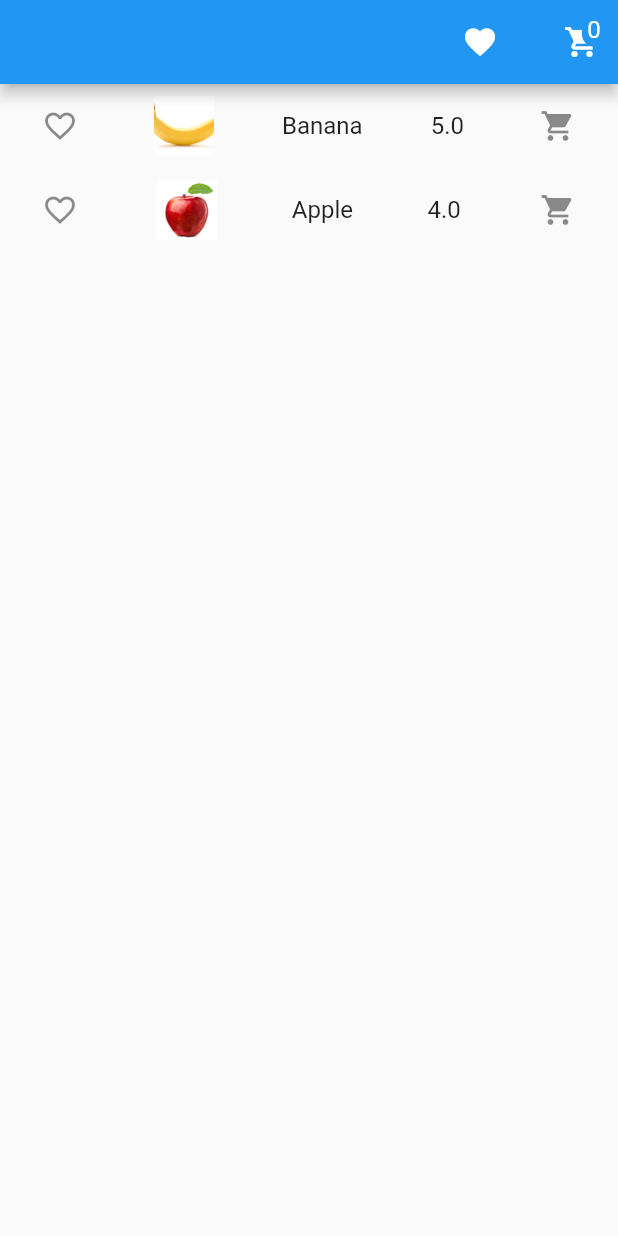
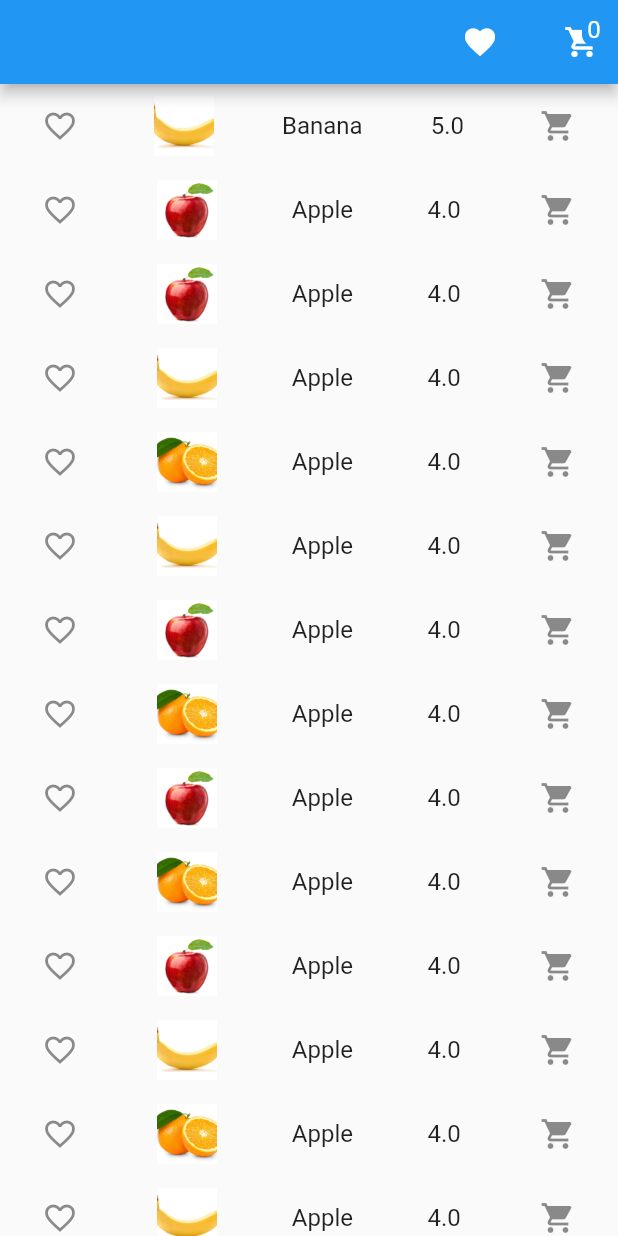
Before and after one commit to ohadsahar/flutter-shop-app-state-management, a Flutter app: the screen it shows after launch, on a phone screen of 412 x 824 dp. Run offline on Flutter 3.47's test engine with Material 2 defaults, Android fonts, the phone set to English and light mode, and no system bars.

Commit message:
added more fruits

```diff
--- a/lib/providers/product-provider.dart
+++ b/lib/providers/product-provider.dart
@@ -15,6 +15,246 @@ class ProductsProvider extends ChangeNotifier {
       productImage: 'assets/images/apple.jpg',
       productPrice: 4,
     ),
+    ProductModel(
+      id: '3',
+      productName: 'Apple',
+      productImage: 'assets/images/apple.jpg',
+      productPrice: 4,
+    ),
+    ProductModel(
+      id: '4',
+      productName: 'Apple',
+      productImage: 'assets/images/banana.jpg',
+      productPrice: 4,
+    ),
+    ProductModel(
+      id: '5',
+      productName: 'Apple',
+      productImage: 'assets/images/orange.jpg',
+      productPrice: 4,
+    ),
+    ProductModel(
+      id: '6',
+      productName: 'Apple',
+      productImage: 'assets/images/banana.jpg',
+      productPrice: 4,
+    ),
+    ProductModel(
+      id: '7',
+      productName: 'Apple',
+      productImage: 'assets/images/apple.jpg',
+      productPrice: 4,
+    ),
+    ProductModel(
+      id: '8',
+      productName: 'Apple',
+      productImage: 'assets/images/orange.jpg',
+      productPrice: 4,
+    ),
+    ProductModel(
+      id: '9',
+      productName: 'Apple',
+      productImage: 'assets/images/apple.jpg',
+      productPrice: 4,
+    ),
+    ProductModel(
+      id: '10',
+      productName: 'Apple',
+      productImage: 'assets/images/orange.jpg',
+      productPrice: 4,
+    ),
+    ProductModel(
+      id: '11',
+      productName: 'Apple',
+      productImage: 'assets/images/apple.jpg',
+      productPrice: 4,
+    ),
+    ProductModel(
+      id: '12',
+      productName: 'Apple',
+      productImage: 'assets/images/banana.jpg',
+      productPrice: 4,
+    ),
+    ProductModel(
+      id: '13',
+      productName: 'Apple',
+      productImage: 'assets/images/orange.jpg',
+      productPrice: 4,
+    ),
+    ProductModel(
+      id: '14',
+      productName: 'Apple',
+      productImage: 'assets/images/banana.jpg',
+      productPrice: 4,
+    ),
+    ProductModel(
+      id: '15',
+      productName: 'Apple',
+      productImage: 'assets/images/orange.jpg',
+      productPrice: 4,
+    ),
+    ProductModel(
+      id: '16',
+      productName: 'Apple',
+      productImage: 'assets/images/banana.jpg',
+      productPrice: 4,
+    ),
+    ProductModel(
+      id: '17',
+      productName: 'Apple',
+      productImage: 'assets/images/apple.jpg',
+      productPrice: 4,
+    ),
+    ProductModel(
+      id: '18',
+      productName: 'Apple',
+      productImage: 'assets/images/banana.jpg',
+      productPrice: 4,
+    ),
+    ProductModel(
+      id: '19',
+      productName: 'Apple',
+      productImage: 'assets/images/apple.jpg',
+      productPrice: 4,
+    ),
+    ProductModel(
+      id: '20',
+      productName: 'Apple',
+      productImage: 'assets/images/banana.jpg',
+      productPrice: 4,
+    ),
+    ProductModel(
+      id: '21',
+      productName: 'Apple',
+      productImage: 'assets/images/orange.jpg',
+      productPrice: 4,
+    ),
+    ProductModel(
+      id: '22',
+      productName: 'Apple',
+      productImage: 'assets/images/banana.jpg',
+      productPrice: 4,
+    ),
+    ProductModel(
+      id: '23',
+      productName: 'Apple',
+      productImage: 'assets/images/apple.jpg',
+      productPrice: 4,
+    ),
+    ProductModel(
+      id: '24',
+      productName: 'Apple',
+      productImage: 'assets/images/orange.jpg',
+      productPrice: 4,
+    ),
+    ProductModel(
+      id: '25',
+      productName: 'Apple',
+      productImage: 'assets/images/apple.jpg',
+      productPrice: 4,
+    ),
+    ProductModel(
+      id: '26',
+      productName: 'Apple',
+      productImage: 'assets/images/banana.jpg',
+      productPrice: 4,
+    ),
+    ProductModel(
+      id: '27',
+      productName: 'Apple',
+      productImage: 'assets/images/orange.jpg',
+      productPrice: 4,
+    ),
+    ProductModel(
+      id: '28',
+      productName: 'Apple',
+      productImage: 'assets/images/banana.jpg',
+      productPrice: 4,
+    ),
+    ProductModel(
+      id: '29',
+      productName: 'Apple',
+      productImage: 'assets/images/orange.jpg',
+      productPrice: 4,
+    ),
+    ProductModel(
+      id: '30',
+      productName: 'Apple',
+      productImage: 'assets/images/orange.jpg',
+      productPrice: 4,
+    ),
+    ProductModel(
+      id: '31',
+      productName: 'Apple',
+      productImage: 'assets/images/apple.jpg',
+      productPrice: 4,
+    ),
+    ProductModel(
+      id: '32',
+      productName: 'Apple',
+      productImage: 'assets/images/orange.jpg',
+      productPrice: 4,
+    ),
+    ProductModel(
+      id: '33',
+      productName: 'Apple',
+      productImage: 'assets/images/apple.jpg',
+      productPrice: 4,
+    ),
+    ProductModel(
+      id: '34',
+      productName: 'Apple',
+      productImage: 'assets/images/banana.jpg',
+      productPrice: 4,
+    ),
+    ProductModel(
+      id: '35',
+      productName: 'Apple',
+      productImage: 'assets/images/orange.jpg',
+      productPrice: 4,
+    ),
+    ProductModel(
+      id: '36',
+      productName: 'Apple',
+      productImage: 'assets/images/orange.jpg',
+      productPrice: 4,
+    ),
+    ProductModel(
+      id: '37',
+      productName: 'Apple',
+      productImage: 'assets/images/apple.jpg',
+      productPrice: 4,
+    ),
+    ProductModel(
+      id: '38',
+      productName: 'Apple',
+      productImage: 'assets/images/banana.jpg',
+      productPrice: 4,
+    ),
+    ProductModel(
+      id: '39',
+      productName: 'Apple',
+      productImage: 'assets/images/apple.jpg',
+      productPrice: 4,
+    ),
+    ProductModel(
+      id: '40',
+      productName: 'Apple',
+      productImage: 'assets/images/banana.jpg',
+      productPrice: 4,
+    ),
+    ProductModel(
+      id: '41',
+      productName: 'Apple',
+      productImage: 'assets/images/apple.jpg',
+      productPrice: 4,
+    ),
+    ProductModel(
+      id: '42',
+      productName: 'Apple',
+      productImage: 'assets/images/banana.jpg',
+      productPrice: 4,
+    ),
   ];
 
   List<ProductModel> get products {
--- a/lib/widgets/product-view-widget.dart
+++ b/lib/widgets/product-view-widget.dart
@@ -40,7 +40,6 @@ class ProductViewWidget extends StatelessWidget {
               child: Image.asset(
                 product.productImage,
                 fit: BoxFit.cover,
-                width: mediaQuery.size.width,
                 height: mediaQuery.size.height,
               ),
             ),
--- a/pubspec.yaml
+++ b/pubspec.yaml
@@ -42,6 +42,7 @@ flutter:
   assets:
     - assets/images/apple.jpg
     - assets/images/banana.jpg
+    - assets/images/orange.jpg
   # An image asset can refer to one or more resolution-specific "variants", see
   # https://flutter.dev/assets-and-images/#resolution-aware.
   # For details regarding adding assets from package dependencies, see
```
Also changed, not shown: assets/images/orange.jpg (added).
